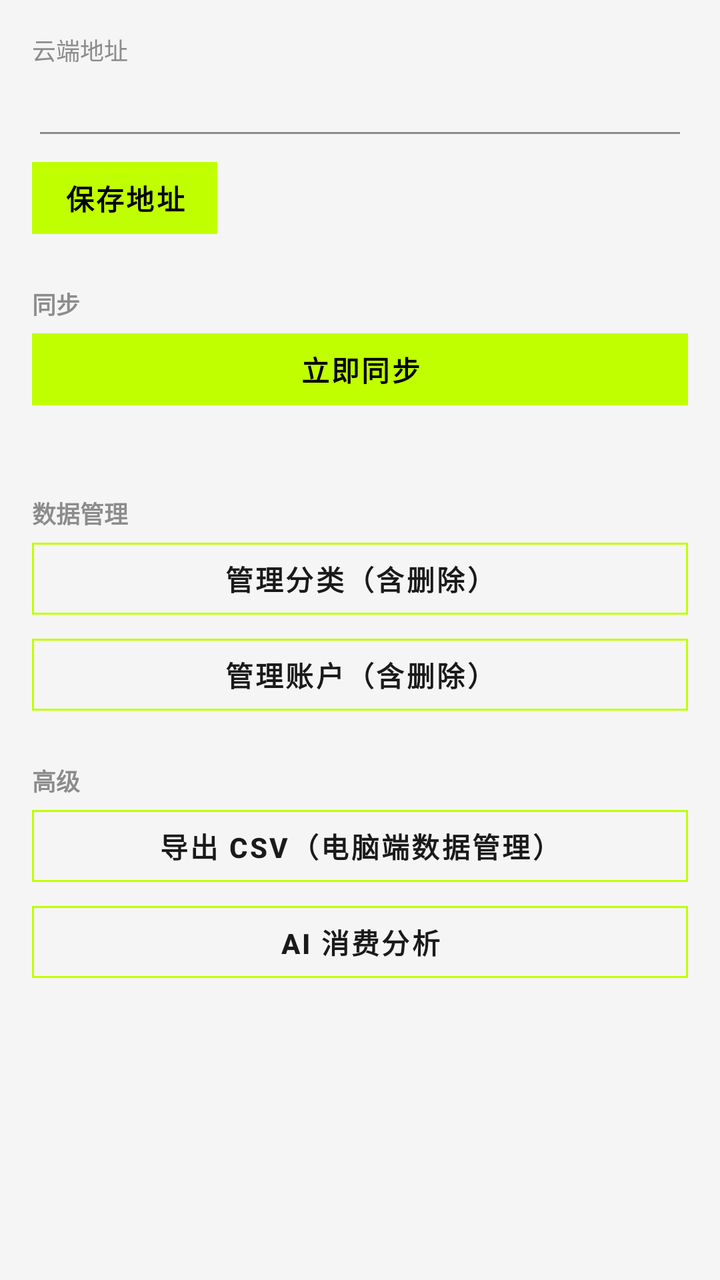
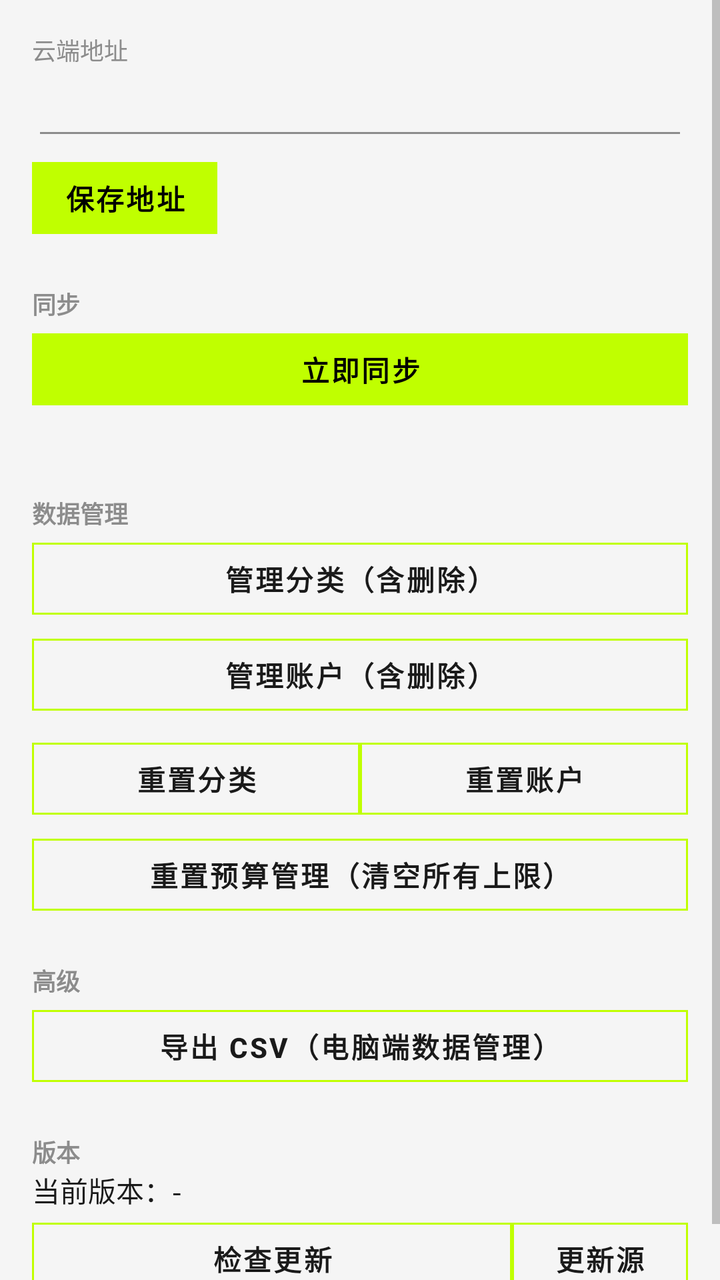

Two renders of the same Android screen: before a commit and after it. Below are the layout's source before the change and the commit's diff.
<!-- AndroidManifest.xml: application theme Theme.PersonalAccounting -->
<!-- res/layout/fragment_settings.xml -->
<?xml version="1.0" encoding="utf-8"?>
<ScrollView xmlns:android="http://schemas.android.com/apk/res/android"
    xmlns:app="http://schemas.android.com/apk/res-auto"
    android:layout_width="match_parent"
    android:layout_height="match_parent"
    android:fillViewport="true">

    <LinearLayout
        android:layout_width="match_parent"
        android:layout_height="wrap_content"
        android:orientation="vertical"
        android:padding="16dp">

        <TextView
            android:layout_width="wrap_content"
            android:layout_height="wrap_content"
            android:text="云端地址"
            android:textColor="@color/text_secondary"
            android:textSize="12sp"
            android:fontFamily="monospace" />
        <EditText
            android:id="@+id/url_input"
            android:layout_width="match_parent"
            android:layout_height="wrap_content"
            android:inputType="textUri"
            android:fontFamily="monospace"
            android:textColor="@color/text_primary" />
        <Button
            android:id="@+id/btn_save_url"
            android:layout_width="wrap_content"
            android:layout_height="wrap_content"
            android:text="保存地址" />

        <TextView
            android:layout_width="wrap_content"
            android:layout_height="wrap_content"
            android:layout_marginTop="20dp"
            android:text="同步"
            android:textColor="@color/text_secondary"
            android:textSize="12sp"
            android:fontFamily="monospace"
            android:textStyle="bold" />
        <Button
            android:id="@+id/btn_sync_now"
            android:layout_width="match_parent"
            android:layout_height="wrap_content"
            android:text="立即同步" />
        <TextView
            android:id="@+id/sync_status"
            android:layout_width="wrap_content"
            android:layout_height="wrap_content"
            android:textColor="@color/text_secondary"
            android:fontFamily="monospace" />

        <TextView
            android:layout_width="wrap_content"
            android:layout_height="wrap_content"
            android:layout_marginTop="20dp"
            android:text="数据管理"
            android:textColor="@color/text_secondary"
            android:textSize="12sp"
            android:fontFamily="monospace"
            android:textStyle="bold" />
        <Button
            style="@style/Widget.MaterialComponents.Button.OutlinedButton"
            android:id="@+id/btn_manage_category"
            android:layout_width="match_parent"
            android:layout_height="wrap_content"
            android:text="管理分类（含删除）"
            android:textColor="@color/text_primary"
            app:cornerRadius="0dp"
            app:strokeColor="@color/accent" />
        <Button
            style="@style/Widget.MaterialComponents.Button.OutlinedButton"
            android:id="@+id/btn_manage_account"
            android:layout_width="match_parent"
            android:layout_height="wrap_content"
            android:text="管理账户（含删除）"
            android:textColor="@color/text_primary"
            app:cornerRadius="0dp"
            app:strokeColor="@color/accent" />

        <TextView
            android:layout_width="wrap_content"
            android:layout_height="wrap_content"
            android:layout_marginTop="20dp"
            android:text="高级"
            android:textColor="@color/text_secondary"
            android:textSize="12sp"
            android:fontFamily="monospace"
            android:textStyle="bold" />
        <Button
            style="@style/Widget.MaterialComponents.Button.OutlinedButton"
            android:id="@+id/btn_export_csv"
            android:layout_width="match_parent"
            android:layout_height="wrap_content"
            android:text="导出 CSV（电脑端数据管理）"
            android:textColor="@color/text_primary"
            app:cornerRadius="0dp"
            app:strokeColor="@color/accent" />
        <Button
            style="@style/Widget.MaterialComponents.Button.OutlinedButton"
            android:id="@+id/btn_message_voice"
            android:layout_width="match_parent"
            android:layout_height="wrap_content"
            android:text="AI 消费分析"
            android:textColor="@color/text_primary"
            app:cornerRadius="0dp"
            app:strokeColor="@color/accent" />
    </LinearLayout>
</ScrollView>
<!-- resources referenced by this layout -->
<resources>
  <color name="accent">#C0FF00</color>
  <color name="text_primary">#1A1A1A</color>
  <color name="text_secondary">#8C8C8C</color>
  <style name="Theme.PersonalAccounting" parent="Theme.MaterialComponents.DayNight.NoActionBar">
          <item name="colorPrimary">@color/primary</item>
          <item name="colorPrimaryDark">@color/primary_dark</item>
          <item name="colorAccent">@color/accent</item>
          <item name="colorSecondary">@color/accent</item>
          <item name="colorOnPrimary">#000000</item>
          <item name="colorOnSecondary">#000000</item>
          <item name="colorControlActivated">@color/accent</item>
          <item name="android:statusBarColor">@color/background</item>
          <item name="android:navigationBarColor">@color/background</item>
          <item name="android:windowLightStatusBar">true</item>
          <item name="android:windowBackground">@color/background</item>
          <item name="android:colorBackground">@color/background</item>
          <item name="android:textColorPrimary">@color/text_primary</item>
          <item name="android:textColorSecondary">@color/text_secondary</item>
          <item name="materialButtonStyle">@style/Widget.App.Button</item>
      </style>
  <color name="primary">#C0FF00</color>
  <color name="primary_dark">#A6D800</color>
  <color name="background">#F5F5F5</color>
  <style name="Widget.App.Button" parent="Widget.MaterialComponents.Button.UnelevatedButton">
          <item name="cornerRadius">0dp</item>
          <item name="backgroundTint">@color/primary</item>
          <item name="android:textColor">#000000</item>
          <item name="android:textStyle">bold</item>
          <item name="android:textAllCaps">true</item>
          <item name="android:letterSpacing">0.08</item>
      </style>
</resources>

<!-- the commit's change to res/layout/fragment_settings.xml (unified diff, before → after) -->
@@ -80,6 +80,42 @@
             app:cornerRadius="0dp"
             app:strokeColor="@color/accent" />
 
+        <LinearLayout
+            android:layout_width="match_parent"
+            android:layout_height="wrap_content"
+            android:layout_marginTop="4dp"
+            android:orientation="horizontal">
+            <Button
+                style="@style/Widget.MaterialComponents.Button.OutlinedButton"
+                android:id="@+id/btn_reset_category"
+                android:layout_width="0dp"
+                android:layout_height="wrap_content"
+                android:layout_weight="1"
+                android:text="重置分类"
+                android:textColor="@color/text_primary"
+                app:cornerRadius="0dp"
+                app:strokeColor="@color/accent" />
+            <Button
+                style="@style/Widget.MaterialComponents.Button.OutlinedButton"
+                android:id="@+id/btn_reset_account"
+                android:layout_width="0dp"
+                android:layout_height="wrap_content"
+                android:layout_weight="1"
+                android:text="重置账户"
+                android:textColor="@color/text_primary"
+                app:cornerRadius="0dp"
+                app:strokeColor="@color/accent" />
+        </LinearLayout>
+        <Button
+            style="@style/Widget.MaterialComponents.Button.OutlinedButton"
+            android:id="@+id/btn_reset_budget"
+            android:layout_width="match_parent"
+            android:layout_height="wrap_content"
+            android:text="重置预算管理（清空所有上限）"
+            android:textColor="@color/text_primary"
+            app:cornerRadius="0dp"
+            app:strokeColor="@color/accent" />
+
         <TextView
             android:layout_width="wrap_content"
             android:layout_height="wrap_content"
@@ -98,14 +134,46 @@
             android:textColor="@color/text_primary"
             app:cornerRadius="0dp"
             app:strokeColor="@color/accent" />
-        <Button
-            style="@style/Widget.MaterialComponents.Button.OutlinedButton"
-            android:id="@+id/btn_message_voice"
+
+        <TextView
+            android:layout_width="wrap_content"
+            android:layout_height="wrap_content"
+            android:layout_marginTop="20dp"
+            android:text="版本"
+            android:textColor="@color/text_secondary"
+            android:textSize="12sp"
+            android:fontFamily="monospace"
+            android:textStyle="bold" />
+        <TextView
+            android:id="@+id/version_view"
+            android:layout_width="wrap_content"
+            android:layout_height="wrap_content"
+            android:text="当前版本：-"
+            android:textColor="@color/text_primary"
+            android:fontFamily="monospace" />
+        <LinearLayout
             android:layout_width="match_parent"
             android:layout_height="wrap_content"
-            android:text="AI 消费分析"
-            android:textColor="@color/text_primary"
-            app:cornerRadius="0dp"
-            app:strokeColor="@color/accent" />
+            android:orientation="horizontal">
+            <Button
+                style="@style/Widget.MaterialComponents.Button.OutlinedButton"
+                android:id="@+id/btn_check_update"
+                android:layout_width="0dp"
+                android:layout_height="wrap_content"
+                android:layout_weight="1"
+                android:text="检查更新"
+                android:textColor="@color/text_primary"
+                app:cornerRadius="0dp"
+                app:strokeColor="@color/accent" />
+            <Button
+                style="@style/Widget.MaterialComponents.Button.OutlinedButton"
+                android:id="@+id/btn_update_source"
+                android:layout_width="wrap_content"
+                android:layout_height="wrap_content"
+                android:text="更新源"
+                android:textColor="@color/text_primary"
+                app:cornerRadius="0dp"
+                app:strokeColor="@color/accent" />
+        </LinearLayout>
     </LinearLayout>
 </ScrollView>
